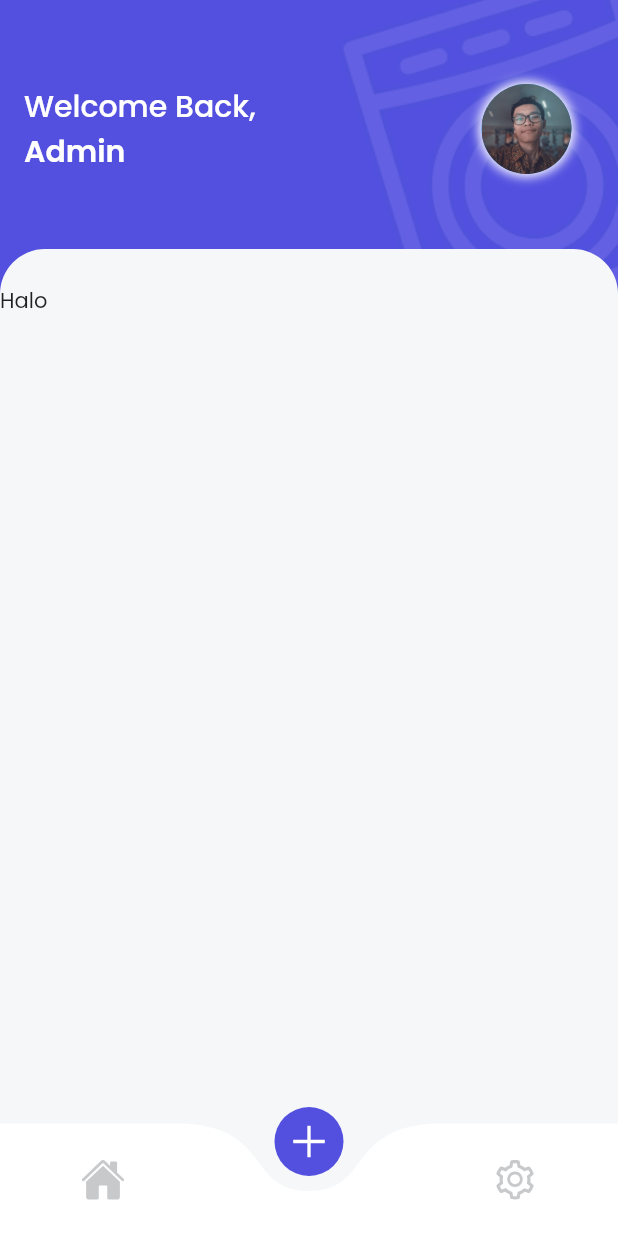
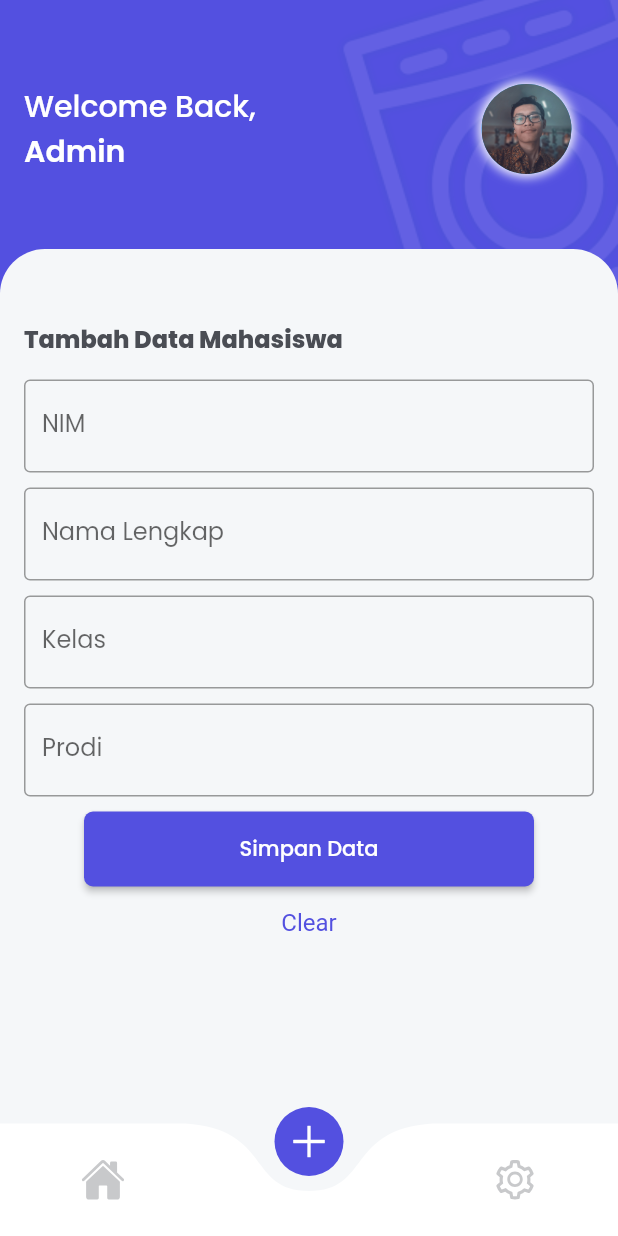
Before and after one commit to Skyleaft/uts_akb, a Flutter app: the Home screen opened by its route, item 2 of the bottom bar chosen, on a phone screen of 412 x 824 dp. Run offline on Flutter 3.47's test engine with Material 2 defaults, Android fonts, the phone set to English and light mode, and no system bars; drawn by our look-alikes of curved_navigation_bar, rounded_loading_button; our stand-ins replace flutter_icons, flutter_screenutil, fluttertoast, google_fonts, simple_animations, supercharged; missing offline and left inert: sa_v1_migration.

Commit message:
add data ui

```diff
--- a/lib/pages/adddata.dart
+++ b/lib/pages/adddata.dart
@@ -1,4 +1,17 @@
 import 'package:flutter/material.dart';
+import 'package:uts_akb/utils/constants.dart';
+import 'dart:async';
+import 'package:rounded_loading_button/rounded_loading_button.dart';
+
+var txtnim = TextEditingController();
+var txtnama = TextEditingController();
+var txtkelas = TextEditingController();
+var txtprodi = TextEditingController();
+
+var _btnController2 = RoundedLoadingButtonController();
+void _doSomething(RoundedLoadingButtonController controller) async {
+  Timer(Duration(seconds: 2), () {});
+}
 
 class AddData extends StatelessWidget {
   const AddData({Key key}) : super(key: key);
@@ -6,7 +19,92 @@ class AddData extends StatelessWidget {
   @override
   Widget build(BuildContext context) {
     return Container(
-      child: Text("Halo"),
+      child: Container(
+        width: double.infinity,
+        decoration: BoxDecoration(
+          borderRadius: BorderRadius.circular(8.0),
+          color: Constants.scaffoldBackgroundColor,
+        ),
+        padding: EdgeInsets.symmetric(
+          vertical: 24.0,
+          horizontal: 16.0,
+        ),
+        child: Column(
+          mainAxisSize: MainAxisSize.max,
+          crossAxisAlignment: CrossAxisAlignment.start,
+          children: [
+            Text(
+              "Tambah Data Mahasiswa",
+              style: Theme.of(context).textTheme.headline6.copyWith(
+                    color: Color.fromRGBO(74, 77, 84, 1),
+                    fontSize: 16.0,
+                    fontWeight: FontWeight.w800,
+                  ),
+            ),
+            SizedBox(
+              height: 15.0,
+            ),
+            TextField(
+              controller: txtnim,
+              decoration: InputDecoration(
+                border: OutlineInputBorder(),
+                labelText: 'NIM',
+              ),
+            ),
+            SizedBox(
+              height: 10.0,
+            ),
+            TextField(
+              controller: txtnama,
+              decoration: InputDecoration(
+                border: OutlineInputBorder(),
+                labelText: 'Nama Lengkap',
+              ),
+            ),
+            SizedBox(
+              height: 10.0,
+            ),
+            TextField(
+              controller: txtkelas,
+              decoration: InputDecoration(
+                border: OutlineInputBorder(),
+                labelText: 'Kelas',
+              ),
+            ),
+            SizedBox(
+              height: 10.0,
+            ),
+            TextField(
+              controller: txtprodi,
+              decoration: InputDecoration(
+                border: OutlineInputBorder(),
+                labelText: 'Prodi',
+              ),
+            ),
+            SizedBox(
+              height: 10.0,
+            ),
+            RoundedLoadingButton(
+              color: Constants.primaryColor,
+              successColor: Colors.green[800],
+              controller: _btnController2,
+              onPressed: () => _doSomething(_btnController2),
+              borderRadius: 6,
+              child: Text('Simpan Data', style: TextStyle(color: Colors.white)),
+            ),
+            Container(
+              width: MediaQuery.of(context).size.width,
+              child: TextButton(
+                style: TextButton.styleFrom(
+                    primary: Constants.primaryColor,
+                    textStyle: TextStyle(fontSize: 16)),
+                onPressed: () {},
+                child: const Text("Clear"),
+              ),
+            ),
+          ],
+        ),
+      ),
     );
   }
 }
```
